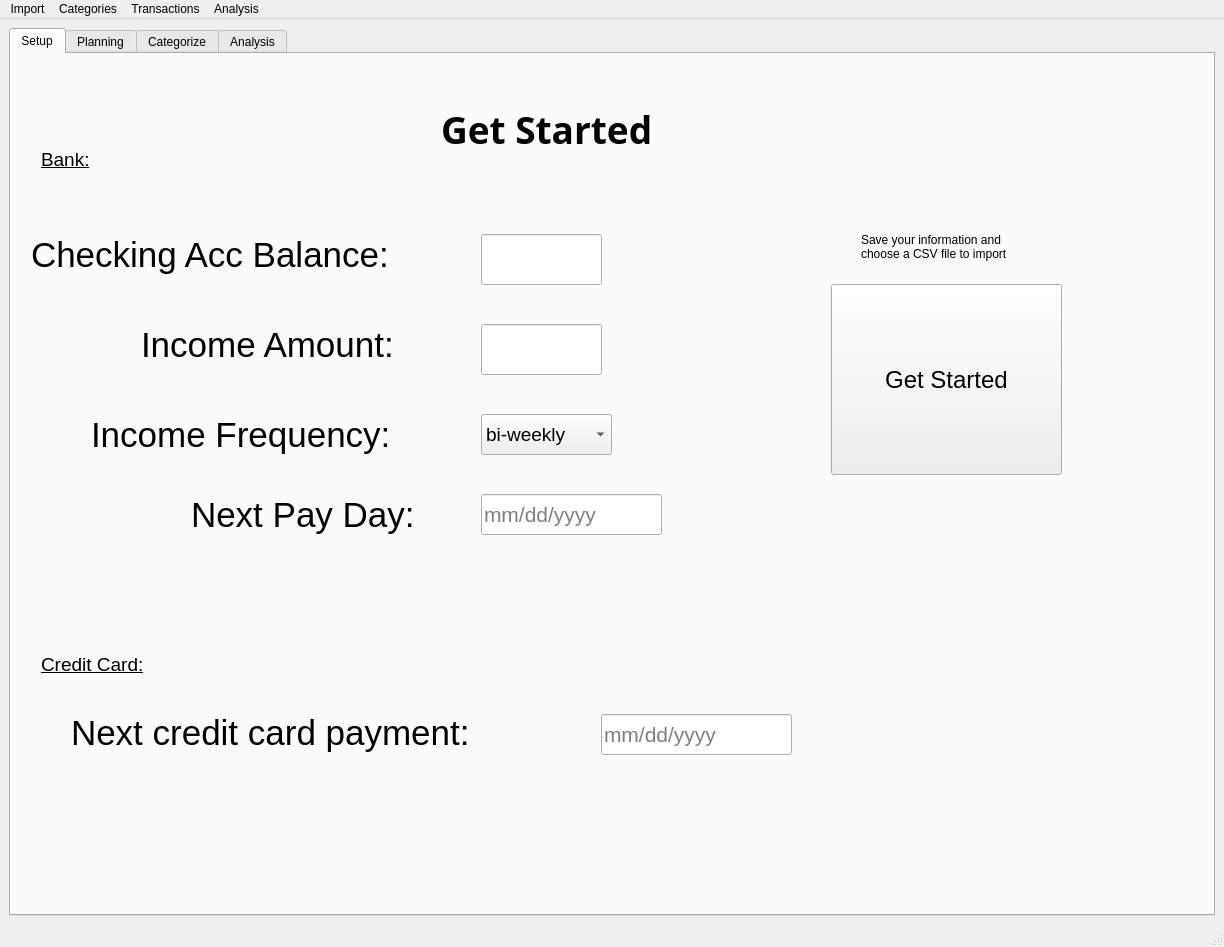
Qt form realwindow.ui (robscott1/TransactionSorter) before a commit.
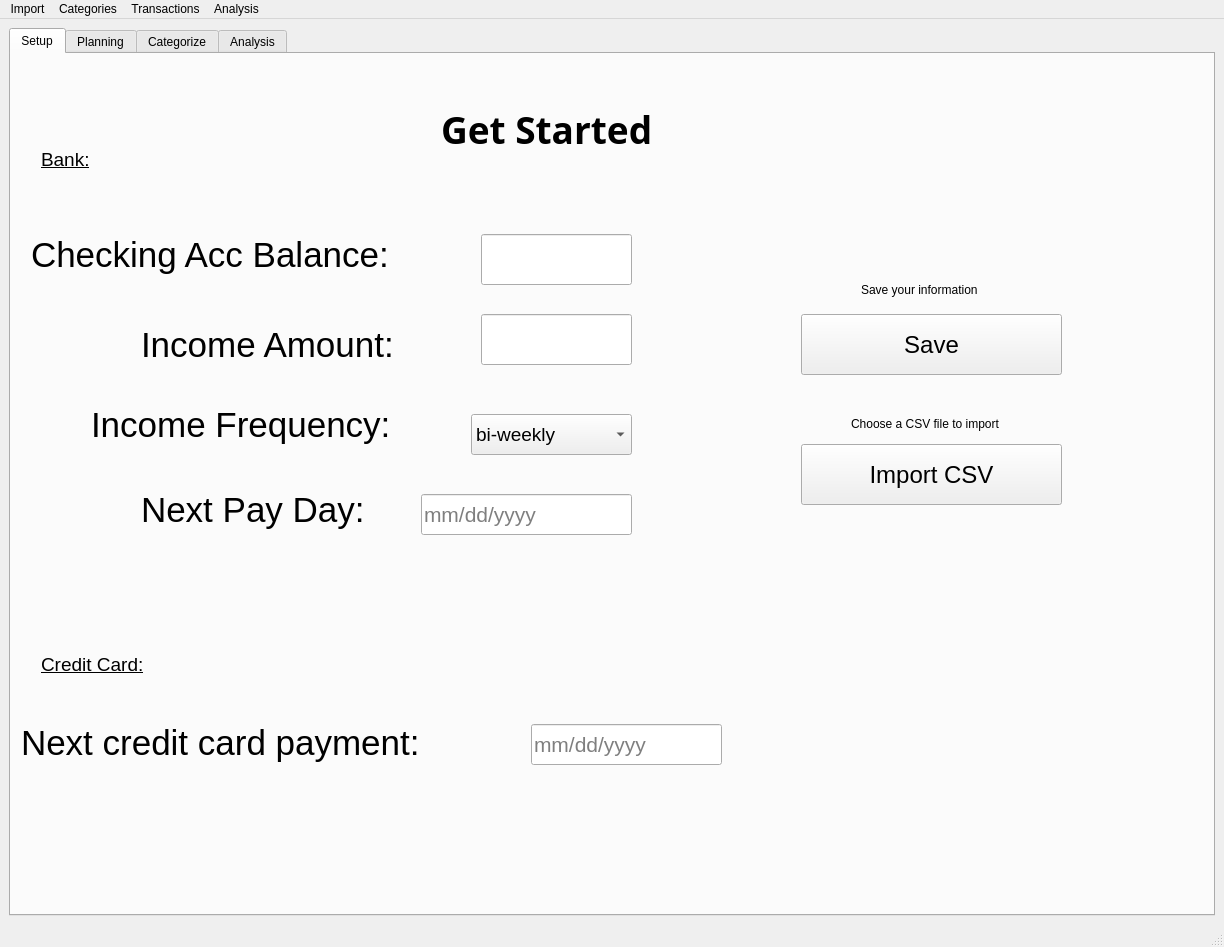
The same form after that commit.

Commit message: Couple changes to buttons and layout

```diff
--- a/realwindow.ui
+++ b/realwindow.ui
@@ -33,10 +33,10 @@
        <widget class="QPushButton" name="importCSVBtn">
         <property name="geometry">
          <rect>
-          <x>820</x>
-          <y>230</y>
-          <width>231</width>
-          <height>191</height>
+          <x>790</x>
+          <y>390</y>
+          <width>261</width>
+          <height>61</height>
          </rect>
         </property>
         <property name="font">
@@ -45,7 +45,7 @@
          </font>
         </property>
         <property name="text">
-         <string>Get Started</string>
+         <string>Import CSV</string>
         </property>
        </widget>
        <widget class="QLabel" name="label_9">
@@ -95,13 +95,13 @@
         <property name="geometry">
          <rect>
           <x>850</x>
-          <y>170</y>
-          <width>151</width>
+          <y>220</y>
+          <width>131</width>
           <height>31</height>
          </rect>
         </property>
         <property name="text">
-         <string>Save your information and</string>
+         <string>Save your information</string>
         </property>
        </widget>
        <widget class="QLabel" name="label_18">
@@ -131,7 +131,7 @@
          <rect>
           <x>470</x>
           <y>180</y>
-          <width>121</width>
+          <width>151</width>
           <height>51</height>
          </rect>
         </property>
@@ -192,8 +192,8 @@
         <property name="geometry">
          <rect>
           <x>470</x>
-          <y>270</y>
-          <width>121</width>
+          <y>260</y>
+          <width>151</width>
           <height>51</height>
          </rect>
         </property>
@@ -207,7 +207,7 @@
         <property name="geometry">
          <rect>
           <x>80</x>
-          <y>350</y>
+          <y>340</y>
           <width>371</width>
           <height>61</height>
          </rect>
@@ -225,9 +225,9 @@
        <widget class="QComboBox" name="freqPayDay">
         <property name="geometry">
          <rect>
-          <x>470</x>
+          <x>460</x>
           <y>360</y>
-          <width>131</width>
+          <width>161</width>
           <height>41</height>
          </rect>
         </property>
@@ -255,10 +255,10 @@
        <widget class="QLabel" name="label_15">
         <property name="geometry">
          <rect>
-          <x>180</x>
-          <y>430</y>
+          <x>130</x>
+          <y>420</y>
           <width>281</width>
-          <height>61</height>
+          <height>71</height>
          </rect>
         </property>
         <property name="font">
@@ -274,9 +274,9 @@
        <widget class="QLineEdit" name="nextPayDay">
         <property name="geometry">
          <rect>
-          <x>470</x>
+          <x>410</x>
           <y>440</y>
-          <width>181</width>
+          <width>211</width>
           <height>41</height>
          </rect>
         </property>
@@ -292,8 +292,8 @@
        <widget class="QLineEdit" name="nextCCPayment">
         <property name="geometry">
          <rect>
-          <x>590</x>
-          <y>660</y>
+          <x>520</x>
+          <y>670</y>
           <width>191</width>
           <height>41</height>
          </rect>
@@ -310,8 +310,8 @@
        <widget class="QLabel" name="label_16">
         <property name="geometry">
          <rect>
-          <x>60</x>
-          <y>640</y>
+          <x>10</x>
+          <y>650</y>
           <width>511</width>
           <height>78</height>
          </rect>
@@ -329,14 +329,45 @@
        <widget class="QLabel" name="label_11">
         <property name="geometry">
          <rect>
-          <x>850</x>
-          <y>190</y>
+          <x>840</x>
+          <y>360</y>
           <width>161</width>
           <height>20</height>
          </rect>
         </property>
         <property name="text">
-         <string>choose a CSV file to import</string>
+         <string>Choose a CSV file to import</string>
+        </property>
+       </widget>
+       <widget class="QPushButton" name="saveUserDataBtn">
+        <property name="geometry">
+         <rect>
+          <x>790</x>
+          <y>260</y>
+          <width>261</width>
+          <height>61</height>
+         </rect>
+        </property>
+        <property name="font">
+         <font>
+          <pointsize>18</pointsize>
+         </font>
+        </property>
+        <property name="text">
+         <string>Save</string>
+        </property>
+       </widget>
+       <widget class="QLabel" name="savedDataLabel">
+        <property name="geometry">
+         <rect>
+          <x>830</x>
+          <y>330</y>
+          <width>191</width>
+          <height>16</height>
+         </rect>
+        </property>
+        <property name="text">
+         <string/>
         </property>
        </widget>
       </widget>
```
